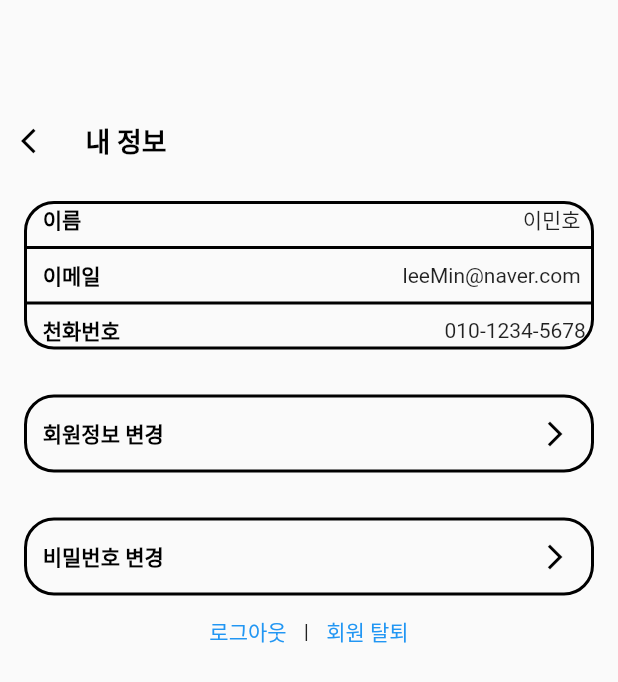
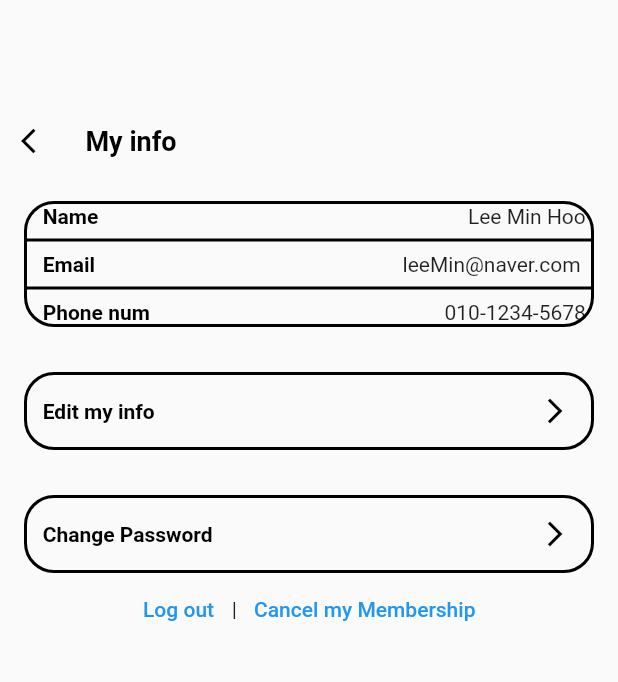
Before and after one commit to reza16977/making_app_with_flutter, a Flutter app: the screen it shows after launch, item 3 of the bottom bar chosen, after a tap on the "arrow forward ios" icon, on a phone screen of 412 x 824 dp. Shown: the top 682 px of the screen. Run offline on Flutter 3.47's test engine with Material 2 defaults, Android fonts, the phone set to English and light mode, and no system bars; our stand-ins replace carousel_slider, get; missing offline and left inert: flutter_naver_map.

Commit message:
Add files via upload

```diff
--- a/lib/FindScreen.dart
+++ b/lib/FindScreen.dart
@@ -4,6 +4,7 @@ import 'package:app/SearchScreen.dart';
 import 'package:flutter/cupertino.dart';
 import 'package:flutter/material.dart';
 import 'package:flutter/widgets.dart';
+import 'package:get/get.dart';
 
 import 'model/Place.dart';
 
@@ -74,7 +75,7 @@ class _FindScreenState extends State<FindScreen> {
                         size: 20,
                       ),
                       Text(
-                        "강원도 ${_selectedLocation}",
+                        "Gangwon-do ${_selectedLocation}".tr,
                         style: const TextStyle(
                             fontWeight: FontWeight.bold,
                             fontSize: 13
--- a/lib/HistoryScreen.dart
+++ b/lib/HistoryScreen.dart
@@ -1,6 +1,7 @@
 import 'package:flutter/cupertino.dart';
 import 'package:flutter/material.dart';
 import 'package:flutter/widgets.dart';
+import 'package:get/get.dart';
 
 class HistoryScreen extends StatelessWidget {
   const HistoryScreen({Key? key}) : super(key: key);
@@ -24,7 +25,7 @@ class HistoryScreen extends StatelessWidget {
                         icon: Icon(Icons.arrow_back_ios_new)
                     ),
                     Text(
-                      "내역",
+                      "History".tr,
                       style: TextStyle(
                           color: Colors.black,
                           fontWeight: FontWeight.bold,
@@ -72,7 +73,7 @@ class HistoryScreen extends StatelessWidget {
                         backgroundColor: Color(0xFF171559)
                       ),
                         onPressed: (){},
-                        child: Text("상품권")
+                        child: Text("GiftCard".tr)
                     ),
                   ),
                   ElevatedButton(
@@ -80,7 +81,7 @@ class HistoryScreen extends StatelessWidget {
                           backgroundColor: Color(0xFF171559)
                       ),
                       onPressed: (){},
-                      child: Text("제로페이")
+                      child: Text("ZeroPay".tr)
                   ),
                 ],
               ),
@@ -170,14 +171,14 @@ class DummyHistoryItem extends StatelessWidget {
                   crossAxisAlignment: CrossAxisAlignment.start,
                   children: [
                     Text(
-                      "강원상품권",
+                      "Gangwon GiftCard".tr,
                       style: TextStyle(
                           fontSize: 16,
                           fontWeight: FontWeight.bold
                       ),
                     ),
                     Text(
-                      "빽다방",
+                      "Back Coffee Shop".tr,
                       style: TextStyle(
                         fontSize: 14,
                       ),
--- a/lib/HomeScreen.dart
+++ b/lib/HomeScreen.dart
@@ -5,10 +5,51 @@ import 'package:app/PurchaseScreen.dart';
 import 'package:flutter/cupertino.dart';
 import 'package:flutter/material.dart';
 import 'package:carousel_slider/carousel_slider.dart';
+import 'package:get/get.dart';
 import 'package:url_launcher/url_launcher.dart';
+import 'LocalString.dart';
 
 // 홈 화면 - Home Screen
 class HomeScreen extends StatelessWidget {
+  final List locale=[
+    {'name':'English','locale':Locale('en','US')},
+    {'name':'한국어','locale':Locale('ko','KR')}
+  ];
+
+  updatelanguage(Locale locale){
+    Get.back();
+    Get.updateLocale(locale);
+  }
+
+  builddialog(BuildContext context){
+    showDialog(context: context,
+        builder: (builder){
+          return AlertDialog(
+            title: Text('choose your language'),
+            content: Container(
+              width: double.maxFinite,
+              child: ListView.separated(
+                  shrinkWrap: true,
+                  itemBuilder: (context,index){
+                    return Padding(
+                        padding: const EdgeInsets.all(8.0),
+                        child:GestureDetector(
+                          onTap: (){
+                           updatelanguage(locale[index]['locale']);
+                          },
+
+                        child:Text(locale[index]['name'])),);
+                  },
+                  separatorBuilder: (context,index){
+                    return Divider(
+                      color: Colors.blue,
+                    );
+                  },
+                  itemCount: locale.length),
+            ),
+          );
+        });
+  }
 
   String kangwonSiteUrl = "https://gwgc.gwd.go.kr/site/intro/about.do";
 
@@ -18,14 +59,24 @@ class HomeScreen extends StatelessWidget {
       children: [
         // 알림 아이콘
         Container(
-          alignment: Alignment.topRight,
+
           padding: EdgeInsets.fromLTRB(0, 70, 20, 0),
-          child: IconButton(
+          child: Row(
+            children: [
+
+                IconButton(onPressed:
+              (){
+              builddialog(context);
+              },
+                    icon: Icon(Icons.language)
+              ),
+              Spacer(),
+              IconButton(
                 onPressed: (){
                   // Navigate to NotifyScreen
                   Navigator.push(
                     context,
-                  MaterialPageRoute(builder: (context) => NotifyScreen())
+                    MaterialPageRoute(builder: (context) => NotifyScreen()),
                   );
                 },
                 icon: Image.asset(
@@ -33,8 +84,13 @@ class HomeScreen extends StatelessWidget {
                   width: 35,
                   height: 35,
                 ),
-          )
               ),
+
+
+            ],
+          ),
+        ),
+
 
         Expanded(
             child: Container(
@@ -92,7 +148,7 @@ class HomeScreen extends StatelessWidget {
                                       );
                                     },
                                     child: Text(
-                                      "결제",
+                                      "Pay".tr,
                                       style: TextStyle(
                                           color: Colors.white,
                                           fontSize: 16
@@ -110,7 +166,7 @@ class HomeScreen extends StatelessWidget {
                                       );
                                     },
                                     child: Text(
-                                      "충전",
+                                      "Charge".tr,
                                       style: TextStyle(
                                           color: Colors.white,
                                           fontSize: 16
@@ -128,7 +184,7 @@ class HomeScreen extends StatelessWidget {
                                       );
                                     },
                                     child: Text(
-                                      "내역",
+                                      "History".tr,
                                       style: TextStyle(
                                           color: Colors.white,
                                           fontSize: 16
@@ -203,7 +259,7 @@ class HomeScreen extends StatelessWidget {
                                           size: 45,
                                         ),
                                         Text(
-                                          "선물/쿠폰",
+                                          "Gift/Coupon".tr,
                                           style: TextStyle(
                                               color: Color(0xFF171559),
                                               fontSize: 13
@@ -248,7 +304,7 @@ class HomeScreen extends StatelessWidget {
                                           size: 45,
                                         ),
                                         Text(
-                                          "서비스 소개",
+                                          "Intro sercive".tr,
                                           style: TextStyle(
                                               color: Color(0xFF171559),
                                               fontSize: 13
--- /dev/null
+++ b/lib/LocalString.dart
@@ -0,0 +1,123 @@
+import 'package:get/get.dart';
+
+class LocalString extends Translations{
+  @override
+  // TODO: implement keys
+  Map<String, Map<String, String>> get keys =>
+      {
+        'en_US':{
+          'Home':'Home',
+          'Pay' :'Pay',
+          'Charge' :'Charge',
+          'History':'History',
+          'Gift/Coupon':'Gift/Coupon',
+          'Intro sercive':'Intro sercive',
+          'Franchisee':'Franchisee',
+          "My Page":"My Page",
+          "More":"More",
+          "Remaining Time":"Remaining Time",
+          "Paying by GiftCard":"Paying by GiftCard",
+          "Confirm":"Confirm",
+          "Buying GiftCard":"Buying GiftCard",
+          "Paying by ZeroPay":"Paying by ZeroPay",
+          "Amount of GiftCard : " :"Amount of GiftCard : ",
+          "Please enter 6 digits pass" : "Please enter 6 digits pass",
+          "Show the generated QR code to the clerk":"Show the generated QR code to the clerk",
+          "Gangwon GiftCard": "Gangwon GiftCard",
+          "Monthly Remaining Discount Limit":"Monthly Remaining Discount Limit",
+          "discount limit" : "discount limit",
+          "Buying":"Buying",
+          "Find a franchise":"Find a franchise",
+          "Gangwon-do":"Gangwon-do",
+          "Search a Shop": "Search a Shop",
+          "Distance order":"Distance order",
+          "Hanlym Bank":"Hanlym Bank",
+          "GiftCard":"GiftCard",
+          "ZeroPay":"ZeroPay",
+          "Back Coffee Shop":"Back Coffee Shop",
+          "Restaurant/café":"Restaurant/café",
+          "Bookmark":"Bookmark",
+          "Entire GiftCard":"Entire GiftCard",
+          "Purchase":"Purchase",
+          "Log out":"Log out",
+          "Cancel my Membership":"Cancel my Membership",
+          "version":"version",
+          "Customer Service":"Customer Service",
+          "My account":"My account",
+          "My info":"My info",
+          "My page":"My page",
+          "NH bank":"NH bank",
+          "main account":"main account",
+          "IBK bank":"IBK bank",
+          "Set up as main account":"Set up as main account",
+          "Delete":"Delete",
+          "Name":"Name",
+          "Lee Min Hoo":"Lee Min Hoo",
+          "Email":"Email",
+          "Phone num":"Phone num",
+          "Edit my info":"Edit my info",
+          "Change Password":"Change Password"
+
+
+
+
+
+        },
+        'ko_KR':{
+          'Home':'홈',
+          'Pay' :'결제',
+          'Charge':'충전',
+          'History':'녀역',
+          'Gift/Coupon':'선물/쿠폰',
+          'Intro sercive':'서비스 소개',
+          'Franchisee':'가맹점',
+          "My Page":"내 정보",
+          "More":"더보기",
+          "Remaining Time":"남은시간",
+          "Paying by GiftCard":"상품권 결제",
+          "Confirm":"확인",
+          "Buying GiftCard":"상품권 구매",
+          "Paying by ZeroPay":"제로페이 결제",
+          "Amount of GiftCard : " :"상품권 사용 가능 금액 : ",
+          "Please enter 6 digits pass" : "거래승인번호 6자리를 입력해주세요",
+          "Show the generated QR code to the clerk":"생성된 QR코드를 점원에게 보여주세요",
+          "Gangwon GiftCard": "강원상품권",
+          "Monthly Remaining Discount Limit":"월 잔여 할인 한도",
+          "discount limit" : "할인한도",
+          "Buying":"구매하기",
+          "Find a franchise":"가맹점찾기",
+          "Gangwon-do":"강원도",
+          "Search a Shop": "매장검색",
+          "Distance order":"거리순",
+          "Hanlym Bank":"한림 은행",
+          "GiftCard":"상품권",
+          "ZeroPay":"제로페이",
+          "Back Coffee Shop":"빽다방",
+          "Restaurant/café":"음식점/카페",
+          "Bookmark":"즐겨찾기",
+          "Entire GiftCard":"전체 상품권",
+          "Purchase":"구매",
+          "Log out":"로그아웃",
+          "Cancel my Membership":"회원 탈퇴",
+          "version":"버전",
+          "Customer Service":"고객센터",
+          "My account":"내 계좌",
+          "My info":"내 정보",
+          "My page":"마이 페이지",
+          "NH bank":"농협은행",
+          "main account":"주계과",
+          "IBK bank":"기업은행",
+          "Set up as main account":"주계좌 설정",
+          "Delete":"삭제",
+          "Name":"이름",
+          "Lee Min Hoo":"이민호",
+          "Email":"이메일",
+          "Phone num":"천화번호",
+          "Edit my info":"회원정보 변경",
+          "Change Password":"비밀번호 변경"
+
+
+        }
+      };
+
+}
--- a/lib/MyInfo.dart
+++ b/lib/MyInfo.dart
@@ -1,6 +1,7 @@
 // 내 정보 my information
 import 'package:flutter/cupertino.dart';
 import 'package:flutter/material.dart';
+import 'package:get/get.dart';
 
 class MyInfo extends StatefulWidget {
   const MyInfo({Key? key}) : super(key: key);
@@ -34,7 +35,7 @@ class _MyInfoState extends State<MyInfo>
                       )
                   ),
                   Text(
-                    "  내 정보",
+                    "  My info".tr,
                     style: TextStyle(
                       color: Colors.black,
                       fontWeight: FontWeight.bold,
@@ -61,7 +62,7 @@ class _MyInfoState extends State<MyInfo>
                 children: [
                   Row(
                     children: [
-                      Text('   이름',
+                      Text('   Name'.tr,
                       style: TextStyle(
                         color: Colors.black,
                         fontWeight: FontWeight.bold,
@@ -69,7 +70,7 @@ class _MyInfoState extends State<MyInfo>
                       ),
                       ),
                       Spacer(),
-                      Text('이민호  ')
+                      Text('Lee Min Hoo '.tr)
                    ],
                   ),
                   Divider(
@@ -78,7 +79,7 @@ class _MyInfoState extends State<MyInfo>
                   ),
                   Row(
                     children: [
-                      Text('   이메일',
+                      Text('   Email'.tr,
                         style: TextStyle(
                           color: Colors.black,
                           fontWeight: FontWeight.bold,
@@ -95,7 +96,7 @@ class _MyInfoState extends State<MyInfo>
                   ),
                   Row(
                     children: [
-                      Text('   천화번호',
+                      Text('   Phone num'.tr,
                         style: TextStyle(
                           color: Colors.black,
                           fontWeight: FontWeight.bold,
@@ -123,7 +124,7 @@ class _MyInfoState extends State<MyInfo>
              ),
               child: Row(
                 children: [
-                  Text('   회원정보 변경',
+                  Text('   Edit my info'.tr,
                     style: TextStyle(
                       color: Colors.black,
                       fontWeight: FontWeight.bold,
@@ -157,7 +158,7 @@ class _MyInfoState extends State<MyInfo>
               ),
               child: Row(
                 children: [
-                  Text('   비밀번호 변경',
+                  Text('   Change Password'.tr,
                     style: TextStyle(
                       color: Colors.black,
                       fontWeight: FontWeight.bold,
@@ -184,9 +185,9 @@ class _MyInfoState extends State<MyInfo>
                     child: Row(
                       mainAxisAlignment: MainAxisAlignment.center,
                       children: [
-                        TextButton(onPressed: (){}, child: Text('로그아웃')),
+                        TextButton(onPressed: (){}, child: Text('Log out'.tr)),
                         Text(' | '),
-                        TextButton(onPressed: (){}, child: Text('회원 탈퇴'))
+                        TextButton(onPressed: (){}, child: Text('Cancel my Membership'.tr))
                       ],
                     ),
                   )
--- a/lib/MyScreen.dart
+++ b/lib/MyScreen.dart
@@ -3,6 +3,7 @@ import 'package:app/MyInfo.dart';
 import 'package:flutter/cupertino.dart';
 import 'package:flutter/material.dart';
 import 'package:flutter/widgets.dart';
+import 'package:get/get.dart';
 
 
 
@@ -21,7 +22,12 @@ class _MyScreenState extends State<MyScreen> {
   Widget build(BuildContext context) {
     return MaterialApp(
       home: Scaffold(
-        body: Column(
+
+        body:Padding(
+          padding: EdgeInsets.all(20),
+
+        child: Column(
+
           children: [
             Container(
               alignment: Alignment.topLeft,
@@ -29,7 +35,7 @@ class _MyScreenState extends State<MyScreen> {
               child: Row(
                 children: [
                   Text(
-                    "  My Page",
+                    "My page".tr,
                     style: TextStyle(
                       color: Colors.black,
                       fontWeight: FontWeight.bold,
@@ -48,7 +54,7 @@ class _MyScreenState extends State<MyScreen> {
                       Row(
                         children: [
                           Text(
-                            ' 내 정보',
+                            'My info'.tr,
                             style: const TextStyle(
                               fontSize: 18,
                               fontWeight: FontWeight.bold,
@@ -84,7 +90,7 @@ class _MyScreenState extends State<MyScreen> {
                     children: [
                       Row(
                         children: [
-                          Text(' 내 계좌',
+                          Text('My account'.tr,
                               style: const TextStyle(
                               fontSize: 18,
                               fontWeight: FontWeight.bold,
@@ -116,7 +122,7 @@ class _MyScreenState extends State<MyScreen> {
                     children: [
                       Row(
                         children: [
-                          Text(' 고객센터',
+                          Text('Customer Service'.tr,
                               style: const TextStyle(
                                   fontSize: 18,
                                   fontWeight: FontWeight.bold,
@@ -144,7 +150,7 @@ class _MyScreenState extends State<MyScreen> {
                     children: [
                       Row(
                         children: [
-                          Text(' 버전',
+                          Text('version'.tr,
                               style: const TextStyle(
                                   fontSize: 18,
                                   fontWeight: FontWeight.bold,
@@ -165,16 +171,7 @@ class _MyScreenState extends State<MyScreen> {
               ],
             ),
 
-            Row(
-              children: [
-                Expanded(
-                child: IconButton(
-                  icon: Icon(Icons.language),
-                  onPressed: (){},
-                ),
-                ),
-              ],
-            ),
+
             Padding(
                 padding: EdgeInsets.only(bottom: 10),
                 child: Column(
@@ -184,9 +181,9 @@ class _MyScreenState extends State<MyScreen> {
                       child: Row(
                         mainAxisAlignment: MainAxisAlignment.center,
                         children: [
-                        TextButton(onPressed: (){}, child: Text('로그아웃')),
+                        TextButton(onPressed: (){}, child: Text('Log out'.tr)),
                           Text(' | '),
-                          TextButton(onPressed: (){}, child: Text('회원 탈퇴'))
+                          TextButton(onPressed: (){}, child: Text('Cancel my Membership'.tr))
                         ],
                       ),
                     )
@@ -197,6 +194,7 @@ class _MyScreenState extends State<MyScreen> {
 
           ]
     ),
+        ),
     ),
     );
   }
--- a/lib/main.dart
+++ b/lib/main.dart
@@ -1,15 +1,23 @@
+import 'dart:math';
+
+
 import 'package:app/FindScreen.dart';
+import 'package:app/LocalString.dart';
 import 'package:flutter/material.dart';
 import 'HomeScreen.dart';
 import 'MapScreen.dart';
 import 'MoreScreen.dart';
 import 'MyScreen.dart';
 import 'Util/SalmonBottomBar.dart';
+import 'package:get/get.dart';
+import 'LocalString.dart';
 
 
 
 
-void main() {
+void main()  {
+
+
   runApp(const MyApp());
 }
 
@@ -22,6 +30,8 @@ class MyApp extends StatefulWidget {
 }
 
 class MainView extends State<MyApp> {
+
+
   int _selectedIndex = 0;
   final List<Widget> _pages = [
     HomeScreen(),
@@ -36,11 +46,17 @@ class MainView extends State<MyApp> {
     });
   }
 
+
+
+
+
   @override
   Widget build(BuildContext context) {
-    return MaterialApp(
+    return GetMaterialApp(
+    translations: LocalString(),
+      locale: Locale('en','US'),
+      home: Scaffold(
 
-      home: Scaffold(
         body: Center(
           child: _pages[_selectedIndex]
         ),
@@ -55,7 +71,7 @@ class MainView extends State<MyApp> {
                   Icons.home_outlined,
                   size: 30,
                 ),
-                title: Text("홈"),
+                title: Text('Home'.tr),
                 selectedColor: Color(0xFF171559),
               ),
 
@@ -65,7 +81,7 @@ class MainView extends State<MyApp> {
                   Icons.location_on_outlined,
                   size: 30,
                 ),
-                title: Text("가맹점"),
+                title: Text("Franchisee".tr),
                 selectedColor: Color(0xFF171559),
               ),
 
@@ -75,7 +91,7 @@ class MainView extends State<MyApp> {
                   Icons.person_outline_sharp,
                   size: 30,
                 ),
-                title: Text("내 정보"),
+                title: Text("My Page".tr),
                 selectedColor: Color(0xFF171559),
               ),
 
@@ -85,7 +101,7 @@ class MainView extends State<MyApp> {
                   Icons.more_horiz_outlined,
                   size: 30,
                 ),
-                title: Text("더보기"),
+                title: Text("More".tr),
                 selectedColor: Color(0xFF171559),
               ),
             ],
```
Also changed, not shown: lib/GiftCardPurchaseScreen.dart (+6 -5 lines), lib/MyAccount.dart (+7 -6 lines), lib/PayScreen.dart (+15 -13 lines), lib/PurchaseScreen.dart (+5 -4 lines). Lines whose indentation alone changed are shown as unchanged.
